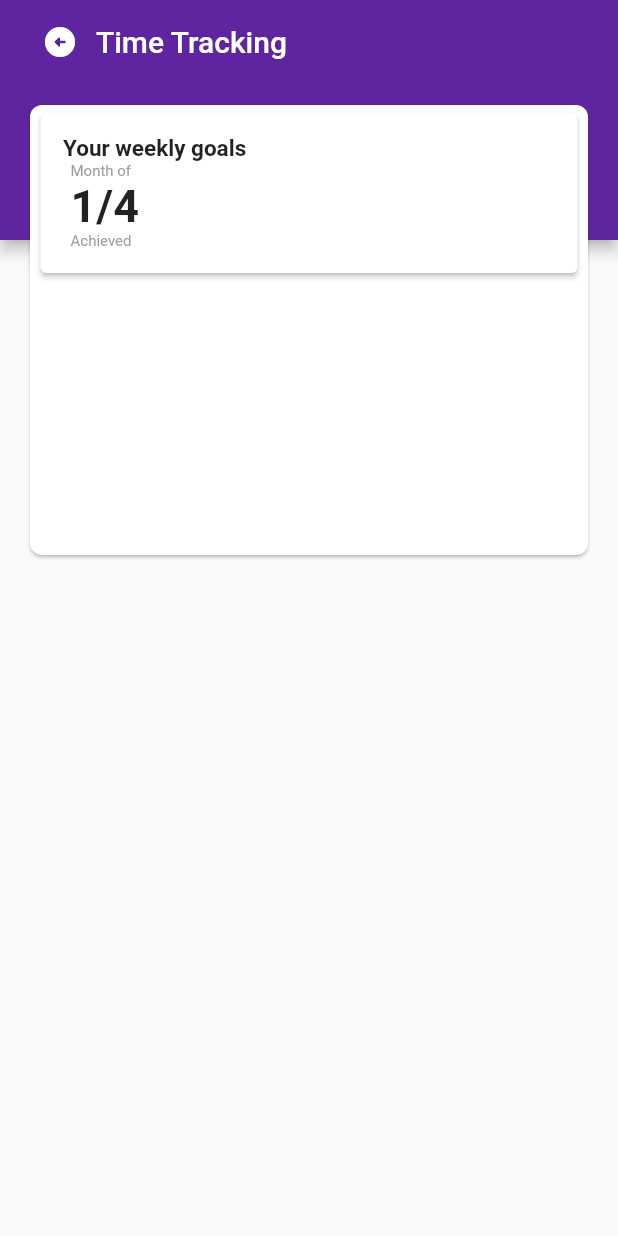
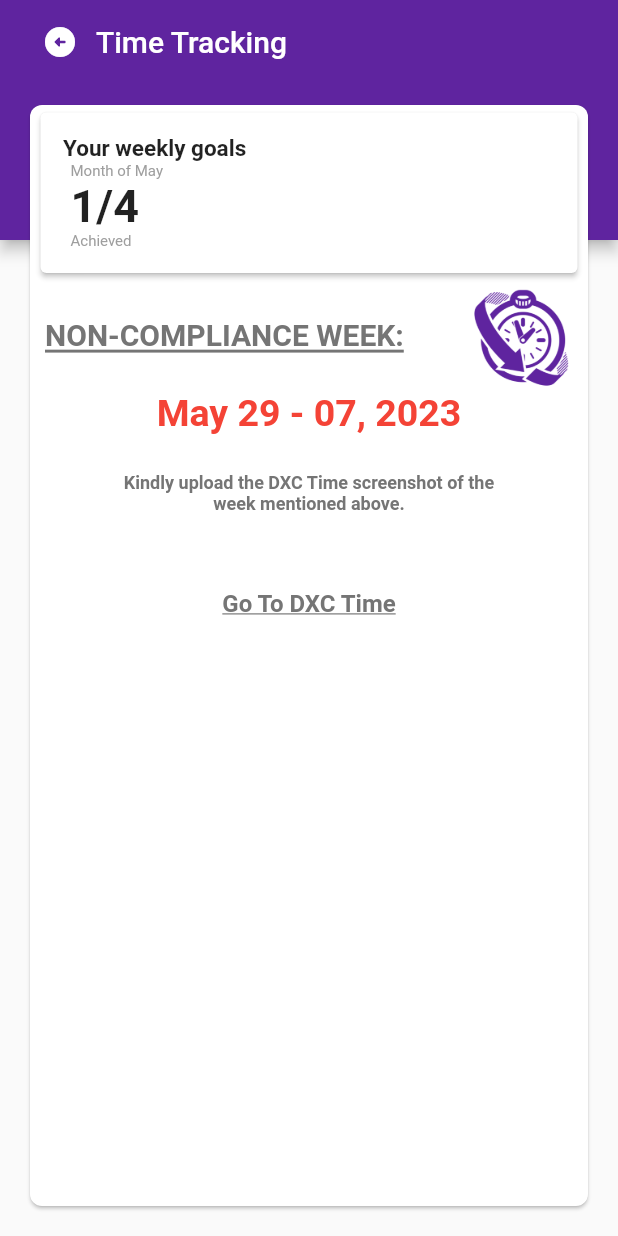
Before and after one commit to JRusselCruz/FPOC-16, a Flutter app: the screen it shows after launch, on a phone screen of 412 x 824 dp. Run offline on Flutter 3.47's test engine with Material 2 defaults, Android fonts, the phone set to English and light mode, and no system bars.

Commit message:
Commit all changes

```diff
--- a/fpoc16/lib/widgets/tracking_confirmation_screen.dart
+++ b/fpoc16/lib/widgets/tracking_confirmation_screen.dart
@@ -1,7 +1,9 @@
 import 'dart:async';
-
 import 'package:flutter/material.dart';
 import 'package:intl/intl.dart';
+import 'package:url_launcher/link.dart';
+import 'package:url_launcher/url_launcher.dart';
+import 'package:url_launcher/url_launcher_string.dart';
 
 class TrackingScreen extends StatefulWidget {
   const TrackingScreen({Key? key}) : super(key: key);
@@ -11,30 +13,25 @@ class TrackingScreen extends StatefulWidget {
 }
 
 class _TrackingScreenState extends State<TrackingScreen> {
-  StreamController<String> _monthController = StreamController<String>.broadcast();
-  Stream<String> get monthStream => _monthController.stream;
+  @override
+  Widget build(BuildContext context) {
+    final now = DateTime.now();
+    final monthName = DateFormat('MMMM').format(now);
+    final currentWeekday = now.weekday;
+    final firstDayOfWeek = now.subtract(Duration(days: currentWeekday - 1));
+    var lastDayOfWeek = now.add(Duration(days: DateTime.daysPerWeek - currentWeekday - 1));
 
-  @override
-  void initState() {
-    updateCurrentMonth();
-    super.initState();
+    final isFirstWeekInMonth = firstDayOfWeek.month == now.month;
+    final isLastWeekInMonth = lastDayOfWeek.month == now.month;
+
+    // Check if the last day of the week is also the last day of the month
+    if (lastDayOfWeek.month != now.month) {
+      // Subtract the remaining days of the next month
+      final daysInNextMonth = DateTime(lastDayOfWeek.year, lastDayOfWeek.month + 1, 0).day;
+      final remainingDays = daysInNextMonth - lastDayOfWeek.day;
+      lastDayOfWeek = lastDayOfWeek.subtract(Duration(days: remainingDays));
     }
 
-  @override
-  void dispose() {
-    _monthController.close();
-    super.dispose();
-  }
-
-  void updateCurrentMonth() {
-    var now = DateTime.now();
-    var formatter = DateFormat.MMMM();
-    String formattedMonth = formatter.format(now);
-    _monthController.add(formattedMonth);
-  }
-
-  @override
-  Widget build(BuildContext context) {
     return Scaffold(
       body: Stack(
         children: <Widget>[
@@ -43,7 +40,7 @@ class _TrackingScreenState extends State<TrackingScreen> {
             child: AppBar(
               backgroundColor: const Color.fromARGB(255, 95, 36, 159),
               title: Row(
-                mainAxisAlignment: MainAxisAlignment.start,
+                //mainAxisAlignment: MainAxisAlignment.start,
                 children: [
                   IconButton(
                     onPressed: () {},
@@ -60,26 +57,15 @@ class _TrackingScreenState extends State<TrackingScreen> {
           Padding(
             padding: const EdgeInsets.only(top: 70),
             child: Card(
-              child: _buildBody(),
               margin: const EdgeInsets.fromLTRB(20, 0, 20, 20),
               elevation: 1,
               shape: RoundedRectangleBorder(
                 borderRadius: BorderRadius.circular(8),
               ),
-            ),
-          )
-        ],
-      ),
-    );
-  }
-
-  Widget _buildBody() {
-    return SizedBox(
-      width: 400,
-      height: 300,
+              child: SizedBox.expand(
                 child: Column(
-        crossAxisAlignment: CrossAxisAlignment.start,
-        children: <Widget>[
+                  //crossAxisAlignment: CrossAxisAlignment.start,
+                  children: [
                     SizedBox(
                       width: 400,
                       child: Card(
@@ -101,20 +87,13 @@ class _TrackingScreenState extends State<TrackingScreen> {
                             ),
                             Padding(
                               padding: const EdgeInsets.only(left: 20.0),
-                    child: StreamBuilder<String>(
-                      stream: monthStream,
-                      initialData: '',
-                      builder: (BuildContext context, AsyncSnapshot<String> snapshot) {
-                        String currentMonth = snapshot.data ?? '';
-                        return Text(
-                          'Month of $currentMonth',
+                              child: Text(
+                                'Month of $monthName',
                                 style: const TextStyle(
                                   fontSize: 10,
                                   color: Colors.grey,
                                 ),
                                 textAlign: TextAlign.start,
-                        );
-                      },
                               ),
                             ),
                             const Padding(
@@ -141,6 +120,74 @@ class _TrackingScreenState extends State<TrackingScreen> {
                         ),
                       ),
                     ),
+                    Padding(
+                      padding: const EdgeInsets.fromLTRB(10, 9, 10, 0),
+                      child: Row(
+                        mainAxisAlignment: MainAxisAlignment.spaceBetween,
+                        children: [
+                          const Text(
+                            'NON-COMPLIANCE WEEK:',
+                            style: TextStyle(
+                              fontWeight: FontWeight.bold,
+                              fontSize: 20,
+                              color: Colors.transparent,
+                              shadows: [Shadow(offset: Offset(0, -3), color:  Color.fromARGB(255, 117, 117, 117))],
+                              decoration: TextDecoration.underline,
+                              decorationThickness: 2,
+                              decorationColor: Color.fromARGB(255, 117, 117, 117),
+                            ),
+                            textAlign: TextAlign.start,
+                          ),
+                          Image.asset(
+                            'assets/icons/logo1.png',
+                            height: 70,
+                          ),
+                        ],
+                      ),
+                    ),
+                    if (isFirstWeekInMonth || isLastWeekInMonth)
+                      Text(
+                        '${DateFormat('MMM dd').format(firstDayOfWeek)} - ${DateFormat('dd, yyyy').format(lastDayOfWeek)}',
+                        style: const TextStyle(
+                          fontSize: 25,
+                          fontWeight: FontWeight.bold,
+                          color: Colors.red,
+                        ),
+                      ),
+                    const Padding(
+                      padding: EdgeInsets.fromLTRB(60, 25, 60, 50),
+                      child: Text(
+                        'Kindly upload the DXC Time screenshot of the week mentioned above.',
+                        style: TextStyle(
+                          fontSize: 12,
+                          fontWeight: FontWeight.bold,
+                          color: Color.fromARGB(255, 117, 117, 117),
+                        ),
+                        textAlign: TextAlign.center,
+                      ),
+                    ),
+                    Center(
+                      child: Link(
+                        uri: Uri.parse('https://login.replicon.com/DefaultV2.aspx?companykey=DXCTechnology&msg=Please+Login+to+continue&code=&init='),
+                        builder: (context,followlink) => GestureDetector(
+                          onTap: followlink,
+                          child: const Text(
+                            'Go To DXC Time',
+                            style: TextStyle(
+                               fontSize: 16,
+                               fontWeight: FontWeight.bold,
+                               color: Color.fromARGB(255, 117, 117, 117),
+                               decoration: TextDecoration.underline,
+                            ),
+                          ),
+                        ),
+                      ),
+                    )
+                  ],
+                ),
+              ),
+            ),
+          )
         ],
       ),
     );
--- a/fpoc16/pubspec.yaml
+++ b/fpoc16/pubspec.yaml
@@ -36,6 +36,7 @@ dependencies:
   # Use with the CupertinoIcons class for iOS style icons.
   cupertino_icons: ^1.0.2
   intl: ^0.18.1
+  url_launcher: ^6.1.11
 
 dev_dependencies:
   flutter_test:
```
Also changed, not shown: fpoc16/pubspec.lock, 5 other files. Lines whose indentation alone changed are shown as unchanged.
